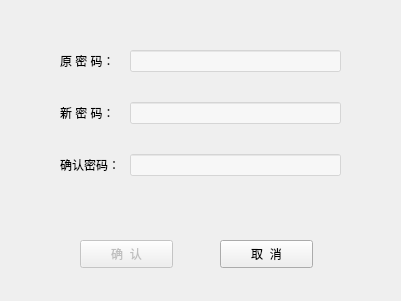
First picture: the form in pwdchangedlg.ui, repository OOPtaskgroup/dictionary, before the edit.
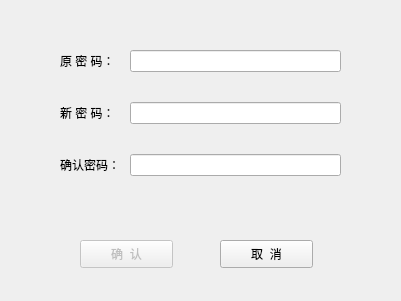
Second picture: the form after the edit. Icons and pictures are not drawn.

What changed in the file:
```diff
--- a/pwdchangedlg.ui
+++ b/pwdchangedlg.ui
@@ -58,7 +58,7 @@
     <item row="0" column="1">
      <widget class="QLineEdit" name="oldPwdEdit">
       <property name="styleSheet">
-       <string notr="true">background-color: rgba(255, 255, 255, 120);</string>
+       <string notr="true"/>
       </property>
       <property name="echoMode">
        <enum>QLineEdit::Password</enum>
@@ -75,7 +75,7 @@
     <item row="1" column="1">
      <widget class="QLineEdit" name="newPwdEdit">
       <property name="styleSheet">
-       <string notr="true">background-color: rgba(255, 255, 255, 120);</string>
+       <string notr="true"/>
       </property>
       <property name="echoMode">
        <enum>QLineEdit::Password</enum>
@@ -92,7 +92,7 @@
     <item row="2" column="1">
      <widget class="QLineEdit" name="confirmNewPwdEdit">
       <property name="styleSheet">
-       <string notr="true">background-color: rgba(255, 255, 255, 120);</string>
+       <string notr="true"/>
       </property>
       <property name="echoMode">
        <enum>QLineEdit::Password</enum>
```
Left out of the diff: 16 changed lines with no effect on the pictures.
